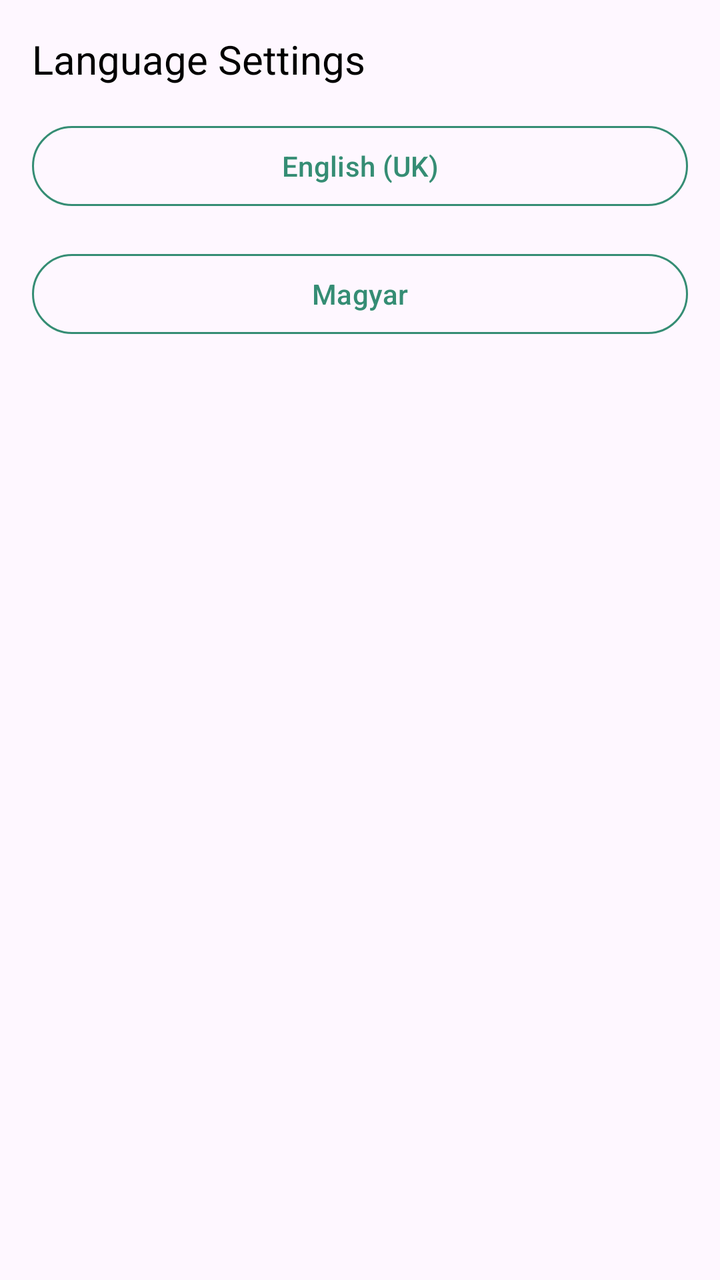
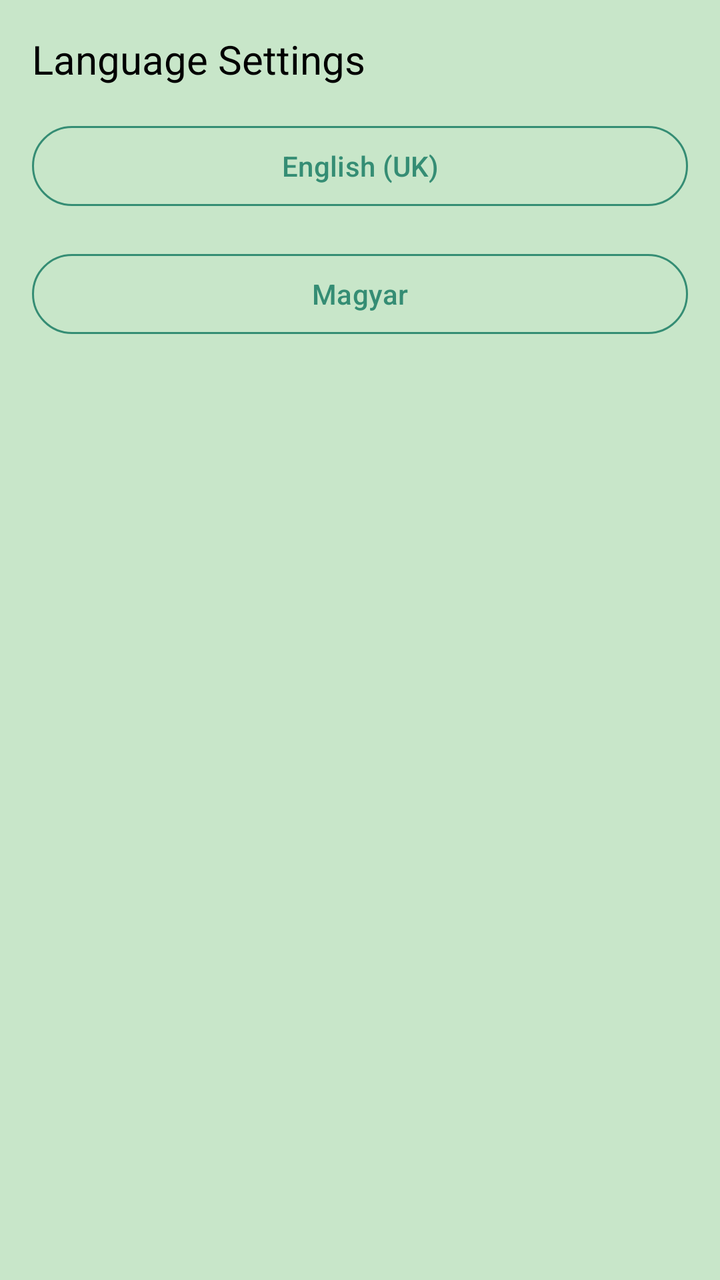

Before-and-after screenshots of an Android layout around one commit, followed by the original layout XML and the change that was made.
<!-- AndroidManifest.xml: application theme Theme.OffTheBeatenPath -->
<!-- res/layout/fragment_language.xml -->
<LinearLayout xmlns:android="http://schemas.android.com/apk/res/android"
    xmlns:app="http://schemas.android.com/apk/res-auto"
    xmlns:tools="http://schemas.android.com/tools"
    android:layout_width="match_parent"
    android:layout_height="match_parent"
    android:orientation="vertical"
    android:padding="16dp"
    tools:context=".LanguageFragment">

    <com.google.android.material.textview.MaterialTextView
        android:layout_width="match_parent"
        android:layout_height="wrap_content"
        android:text="@string/language_settings"
        android:textColor="@android:color/black"
        android:textSize="20sp"
        app:lineHeight="28sp" />

    <com.google.android.material.button.MaterialButton
        android:id="@+id/btn_english"
        style="?attr/materialButtonOutlinedStyle"
        android:layout_width="match_parent"
        android:layout_height="wrap_content"
        android:layout_marginTop="16dp"
        android:text="@string/english_uk"
        app:strokeColor="@color/greenis"
        android:textColor="@color/greenis"
        />

    <com.google.android.material.button.MaterialButton
        android:id="@+id/btn_hungarian"
        style="?attr/materialButtonOutlinedStyle"
        android:layout_width="match_parent"
        android:layout_height="wrap_content"
        android:layout_marginTop="16dp"
        android:text="@string/hungarian"
        app:strokeColor="@color/greenis"
        android:textColor="@color/greenis" />


</LinearLayout>
<!-- resources referenced by this layout -->
<resources>
  <color name="greenis">#358D74</color>
  <string name="english_uk" translatable="false">English (UK)</string>
  <string name="hungarian" translatable="false">Magyar</string>
  <string name="language_settings">Language Settings</string>
  <style name="Theme.OffTheBeatenPath" parent="Base.Theme.OffTheBeatenPath">
          <item name="android:popupMenuStyle">@style/CustomPopupMenuText</item>
      </style>
  <style name="Base.Theme.OffTheBeatenPath" parent="Theme.Material3.DayNight.NoActionBar">
          
          
      </style>
  <style name="CustomPopupMenuText" parent="TextAppearance.AppCompat.Widget.PopupMenu.Small">
          <item name="android:textColor">@color/black</item>
      </style>
  <color name="black">#FF000000</color>
</resources>

<!-- the commit's change to res/layout/fragment_language.xml (unified diff, before → after) -->
@@ -5,7 +5,8 @@
     android:layout_height="match_parent"
     android:orientation="vertical"
     android:padding="16dp"
-    tools:context=".LanguageFragment">
+    tools:context=".LanguageFragment"
+    android:background="@color/background">
 
     <com.google.android.material.textview.MaterialTextView
         android:layout_width="match_parent"
<!-- resource entries referenced after the edit -->
@@ -1,5 +1,6 @@
 <!-- resources referenced by this layout -->
 <resources>
+  <color name="background">#C8E6C9</color>ű
   <color name="greenis">#358D74</color>
   <string name="english_uk" translatable="false">English (UK)</string>
   <string name="hungarian" translatable="false">Magyar</string>
@@ -10,10 +11,26 @@
   <style name="Base.Theme.OffTheBeatenPath" parent="Theme.Material3.DayNight.NoActionBar">
           
           
+          <item name="toolbarStyle">@style/Widget.App.Toolbar</item>
       </style>
   <style name="CustomPopupMenuText" parent="TextAppearance.AppCompat.Widget.PopupMenu.Small">
           <item name="android:textColor">@color/black</item>
       </style>
+  <style name="Widget.App.Toolbar" parent="Widget.Material3.Toolbar">
+          <item name="materialThemeOverlay">@style/ThemeOverlay.App.Toolbar</item>
+  
+      </style>
   <color name="black">#FF000000</color>
+  <style name="ThemeOverlay.App.Toolbar" parent="">
+          <item name="colorSurface">@color/green</item>
+          <item name="colorOnSurface">@color/light_green</item>
+          <item name="colorOnSurfaceVariant">@color/lightes_green</item>
+          <item name="colorControlNormal">@color/dark_green_2</item>
+  
+      </style>
+  <color name="green">#388E3C</color>
+  <color name="light_green">#66BB6A</color>
+  <color name="lightes_green">#A5D6A7</color>
+  <color name="dark_green_2">#1B5E20</color>
 </resources>
 
